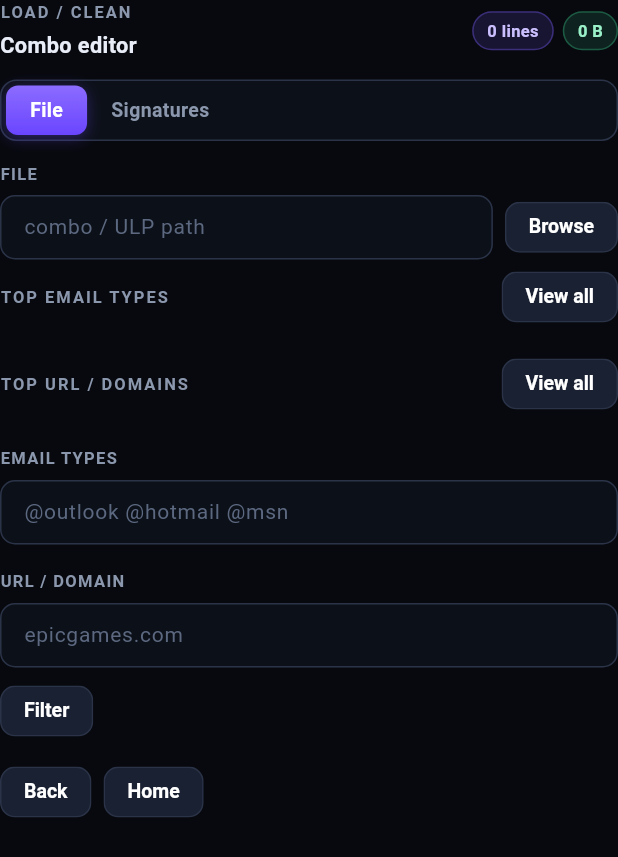
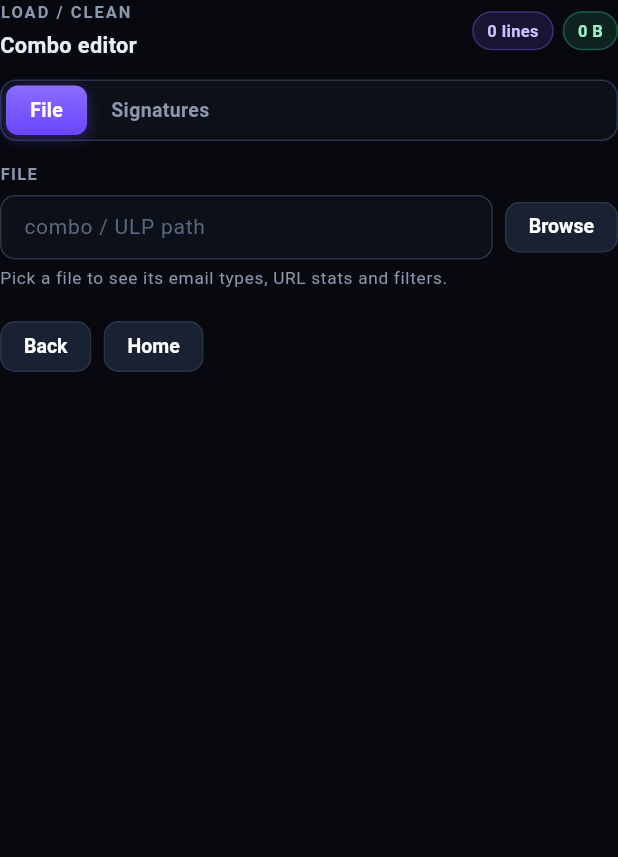
Before and after one commit to lukaweba19-cell/value-vault, a Flutter app: the EditorView widget shown alone on an empty page, opened directly with empty values, after a tap on "Load file", on a phone screen of 412 x 824 dp. Shown: the top 857 px of the screen. Run offline on Flutter 3.47's test engine with Material 3 defaults, Android fonts, the phone set to English and light mode, and no system bars; our stand-ins replace flutter_html, flutter_svg; missing offline and left inert: dart:ffi; accounts and stored records are empty; Roboto replaces fonts that are missing (Segoe UI).

Commit message:
Release 1.0.21: fix run-finished state, save-server modal, editor conditional UI
- Engine: lines that exhaust retries now emit an outcome event, so CHECKED
  advances for them (was stuck at 14/615 while the run said Done)
- Server: run-generation guard so a stale run can't overwrite the current
  run's status; elapsed clock and ETA freeze once a run finishes or stops
- Run view: Pause/Stop hidden after Done/Stopped, status pill turns green,
  Activity header no longer shows the stray "live" label
- Setup: Save list opens a compact centered modal instead of a huge box
  appended at the bottom of the form
- Editor: only FILE + Browse shown until a file is analyzed; TOP URL column
  and URL filter hidden when the file has no URLs (email types go full
  width); stale URL filter ignored for URL-less files
- Modal red/underline fix: showAppModal wraps content in a transparent
  Material (with regression test) so modal text inherits the app style

🤖 Generated with Codebuff
Co-Authored-By: Codebuff <noreply@codebuff.com>

```diff
--- a/client/lib/views/editor.dart
+++ b/client/lib/views/editor.dart
@@ -254,9 +254,12 @@ class _EditorViewState extends State<EditorView> {
       _filterStatus = 'Filtering…';
     });
     await _fSub?.cancel();
+    // A file without URLs must never be filtered by a stale URL typed for a
+    // previous file — the URL filter is ignored when the file has none.
+    final effUrl = _urls.isNotEmpty ? _urlFilter : '';
     final q = 'path=${Uri.encodeComponent(_path)}'
         '&email_types=${Uri.encodeComponent(_mailTypes)}'
-        '&url=${Uri.encodeComponent(_urlFilter)}';
+        '&url=${Uri.encodeComponent(effUrl)}';
     final stream = await Api.sse('/api/editor/filter-stream?$q');
     _fSub = stream.listen((d) {
       setState(() {
@@ -280,9 +283,10 @@ class _EditorViewState extends State<EditorView> {
   }
 
   Future<void> _exportFiltered() async {
-    final url = _urlFilter.isEmpty
+    final effUrl = _urls.isNotEmpty ? _urlFilter : '';
+    final url = effUrl.isEmpty
         ? 'filtered'
-        : _urlFilter.replaceAll(RegExp(r'[^\w.\-]+'), '_');
+        : effUrl.replaceAll(RegExp(r'[^\w.\-]+'), '_');
     final r = await Api.get('/api/pick-save?name=${Uri.encodeComponent('$url.txt')}');
     if (r.data is! Map || r.data['path'] == null) return;
     setState(() => _filterStatus = 'Saving…');
@@ -290,7 +294,7 @@ class _EditorViewState extends State<EditorView> {
       'path': _path,
       'dest': r.data['path'],
       'email_types': _mailTypes,
-      'url': _urlFilter,
+      'url': effUrl,
       'banner': _sigTextOf(_sigHead),
       'banner_end': _sigTextOf(_sigTail),
     });
@@ -648,9 +652,19 @@ class _EditorViewState extends State<EditorView> {
   }
 
   Widget _loadTab() {
-    return Column(
-      crossAxisAlignment: CrossAxisAlignment.stretch,
-      children: [
+    // Staged reveal: right after opening, only the FILE field + Browse are
+    // shown. The stats panes and the filter row appear once a file has been
+    // picked/analyzed, so the screen shows exactly what applies to it.
+    final analyzed = _lines > 0 ||
+        _domains.isNotEmpty ||
+        _urls.isNotEmpty ||
+        _msg.startsWith('Analyzing');
+    // The URL column and URL filter only make sense when the file actually
+    // holds URL lines — otherwise the email types get the full width and the
+    // filter row is email-only.
+    final hasUrls = _urls.isNotEmpty;
+
+    final children = <Widget>[
       Text('FILE', style: labelStyle()),
       const SizedBox(height: 6),
       Row(
@@ -671,15 +685,27 @@ class _EditorViewState extends State<EditorView> {
           padding: const EdgeInsets.symmetric(vertical: 6),
           child: Muted(_msg, color: const Color(0xFF9AF0C8)),
         ),
-        const SizedBox(height: 8),
-        LayoutBuilder(builder: (context, box) {
-          final split = box.maxWidth >= 1100;
+    ];
+
+    if (!analyzed) {
+      children.addAll(const [
+        SizedBox(height: 4),
+        Muted('Pick a file to see its email types, URL stats and filters.'),
+      ]);
+      return Column(
+          crossAxisAlignment: CrossAxisAlignment.stretch, children: children);
+    }
+
+    children.add(const SizedBox(height: 8));
     final topEmails = _statListPane(
         'TOP EMAIL TYPES', _domains.take(10).toList(), 'email',
         () => _openListModal('email'));
+    if (hasUrls) {
       final topUrls = _statListPane(
           'TOP URL / DOMAINS', _urls.take(10).toList(), 'host',
           () => _openListModal('host'));
+      children.add(LayoutBuilder(builder: (context, box) {
+        final split = box.maxWidth >= 1100;
         if (!split) {
           return Column(children: [
             topEmails,
@@ -695,10 +721,15 @@ class _EditorViewState extends State<EditorView> {
             Expanded(child: topUrls),
           ],
         );
-        }),
-        const SizedBox(height: 16),
-        LayoutBuilder(builder: (context, box) {
-          final a = Field(
+      }));
+    } else {
+      // No URLs in the file: the email types span the full width instead of
+      // sitting on one half next to an empty column.
+      children.add(topEmails);
+    }
+
+    children.add(const SizedBox(height: 16));
+    final emailField = Field(
       label: 'Email types',
       child: TextInput(
         hint: '@outlook @hotmail @msn',
@@ -709,7 +740,8 @@ class _EditorViewState extends State<EditorView> {
         },
       ),
     );
-          final b = Field(
+    if (hasUrls) {
+      final urlField = Field(
         label: 'URL / domain',
         child: TextInput(
           hint: 'epicgames.com',
@@ -720,21 +752,26 @@ class _EditorViewState extends State<EditorView> {
           },
         ),
       );
+      children.add(LayoutBuilder(builder: (context, box) {
         if (box.maxWidth < 640) {
           return Column(children: [
-              a,
+            emailField,
             const SizedBox(height: 16),
-              b,
+            urlField,
           ]);
         }
         return Row(children: [
-            Expanded(child: a),
+          Expanded(child: emailField),
           const SizedBox(width: 20),
-            Expanded(child: b),
+          Expanded(child: urlField),
         ]);
-        }),
-        const SizedBox(height: 12),
-        Row(
+      }));
+    } else {
+      children.add(emailField);
+    }
+
+    children.add(const SizedBox(height: 12));
+    children.add(Row(
       children: [
         TextBtn(
           label: switch (_filterState) {
@@ -752,21 +789,22 @@ class _EditorViewState extends State<EditorView> {
               onPressed: _openExportModal),
         ],
       ],
-        ),
-        if (_filterStatus.isNotEmpty)
-          Padding(
+    ));
+    if (_filterStatus.isNotEmpty) {
+      children.add(Padding(
         padding: const EdgeInsets.symmetric(vertical: 8),
         child: Muted(_filterStatus, color: const Color(0xFF9AF0C8)),
-          ),
-        if (_filterState == 'done') ...[
-          const SizedBox(height: 14),
-          _statListPane(
+      ));
+    }
+    if (_filterState == 'done') {
+      children.add(const SizedBox(height: 14));
+      children.add(_statListPane(
           'FILTERED EMAIL TYPES', _filterAll.take(10).toList(), 'email',
           () => _openListModal('filter'),
-              headerBottom: 4),
-        ],
-      ],
-    );
+          headerBottom: 4));
+    }
+    return Column(
+        crossAxisAlignment: CrossAxisAlignment.stretch, children: children);
   }
 
   Widget _statListPane(String title, List<StatEntry> items, String kind,
--- a/client/lib/views/home.dart
+++ b/client/lib/views/home.dart
@@ -85,7 +85,7 @@ class HomeView extends StatelessWidget {
               if (live) ...[
                 const SizedBox(width: 8),
                 TextBtn(
-                  label: 'Live run',
+                  label: 'Run monitor',
                   kind: BtnKind.primary,
                   onPressed: onLive,
                 ),
```
Also changed, not shown: client/lib/views/run.dart (+13 -2 lines), client/lib/views/setup.dart (+40 -32 lines), client/lib/widgets.dart (+9 -1 lines), 4 other files. Lines whose indentation alone changed are shown as unchanged.
